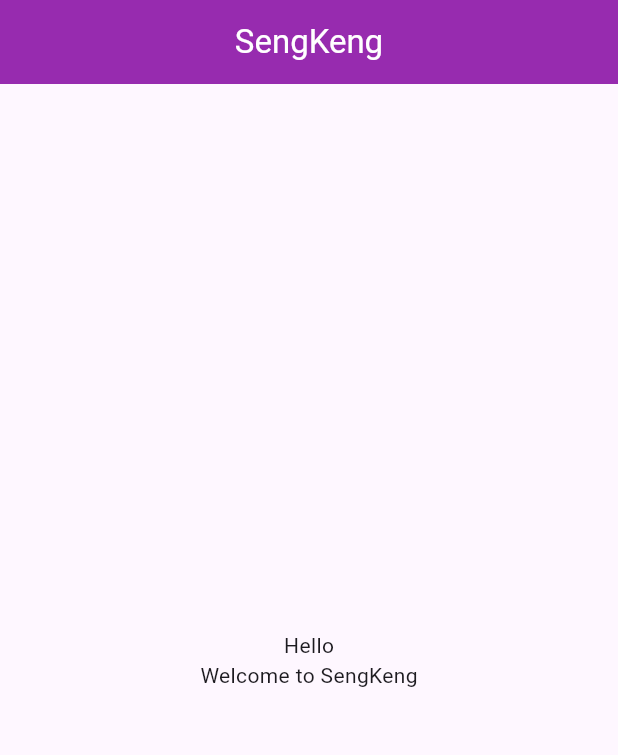
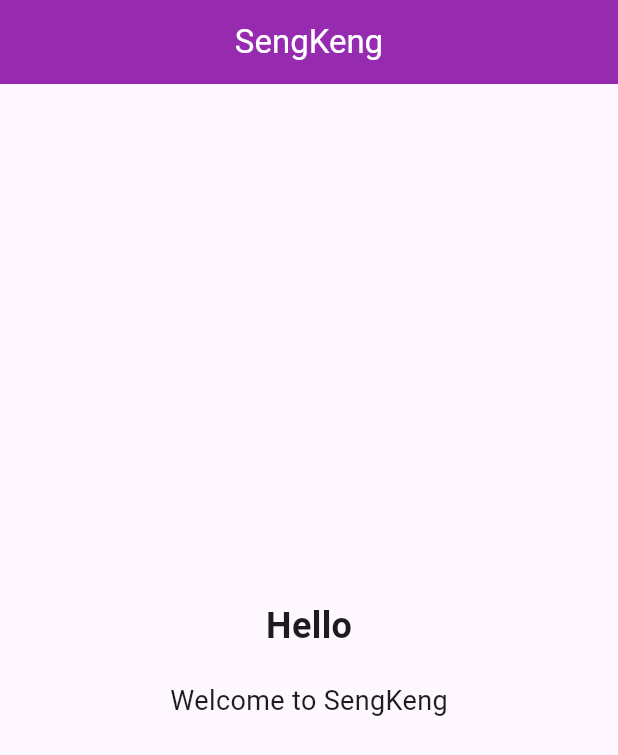
Before and after one commit to TkTossakan/flutter_empty_app, a Flutter app: the screen it shows after launch, on a phone screen of 412 x 824 dp. Shown: the top 755 px of the screen. Run offline on Flutter 3.47's test engine with Material 3 defaults, Android fonts, the phone set to English and light mode, and no system bars.

Commit message:
set text

```diff
--- a/lib/my_home_page.dart
+++ b/lib/my_home_page.dart
@@ -16,8 +16,15 @@ class _MyHomePageState extends State<MyHomePage> {
         child: Column(
           mainAxisAlignment: MainAxisAlignment.center,
           children: [
-            Text("Hello"),
-            Text("Welcome to SengKeng"),
+            Text(
+              "Hello",
+              style: TextStyle(fontSize: 24, fontWeight: FontWeight.bold),
+            ),
+            const SizedBox(height: 20),
+            Text(
+              "Welcome to SengKeng",
+              style: TextStyle(fontSize: 18),
+            ),
           ],
         ),
       ),
```
